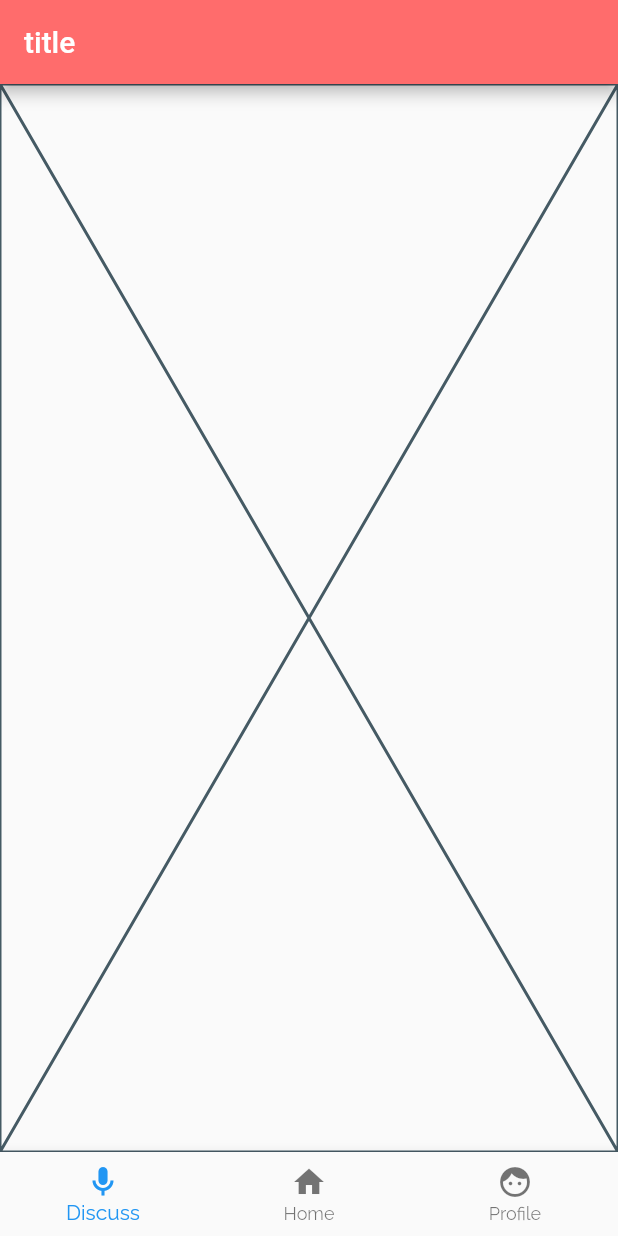
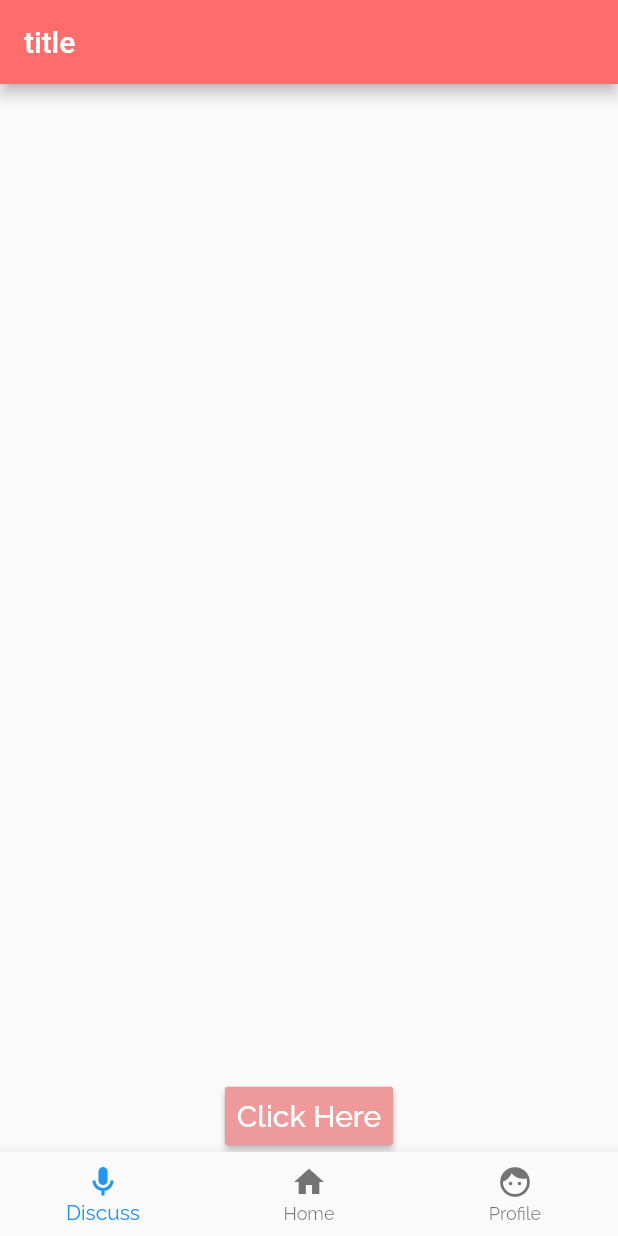
Before and after one commit to psk907/hacktable, a Flutter app: the screen it shows after launch, on a phone screen of 412 x 824 dp. Run offline on Flutter 3.47's test engine with Material 2 defaults, Android fonts, the phone set to English and light mode, and no system bars; our stand-ins replace dio, flutter_svg, get_it, google_fonts.

Commit message:
Button done

```diff
--- a/lib/app.dart
+++ b/lib/app.dart
@@ -1,5 +1,6 @@
 import 'package:flutter/material.dart';
 import 'package:hacktable/components/bottom_nav_bar.dart';
+import 'package:hacktable/pages/discussions/discussions_landing.dart';
 import 'package:hacktable/playground/playground.dart';
 import 'package:hacktable/themeconfig.dart';
 
@@ -47,7 +48,7 @@ class _AppState extends State<App> with SingleTickerProviderStateMixin {
     return TabBarView(
       controller: _tabController,
       physics: NeverScrollableScrollPhysics(),
-      children: [Placeholder(), Placeholder(), Placeholder()],
+      children: [DiscussionsLanding(), Placeholder(), Placeholder()],
     );
   }
 }
--- a/lib/pages/discussions/discussions_landing.dart
+++ b/lib/pages/discussions/discussions_landing.dart
@@ -0,0 +1,37 @@
+import 'package:flutter/material.dart';
+
+class DiscussionsLanding extends StatefulWidget {
+  const DiscussionsLanding({Key key}) : super(key: key);
+
+  @override
+  _DiscussionsLandingState createState() => _DiscussionsLandingState();
+}
+
+class _DiscussionsLandingState extends State<DiscussionsLanding> {
+  @override
+  Widget build(BuildContext context) {
+    var container = Container(
+      child: Center(
+        child: Column(
+          mainAxisAlignment: MainAxisAlignment.end,
+          children: [
+            // ignore: deprecated_member_use
+            RaisedButton(
+              child: Text(
+                "Click Here",
+                style: TextStyle(fontSize: 20),
+              ),
+              color: Colors.red[200],
+              textColor: Colors.white,
+              padding: EdgeInsets.all(8.0),
+              splashColor: Colors.grey,
+              onPressed: () {},
+            )
+          ],
+        ),
+      ),
+      // ignore: dead_code
+    );
+    return container;
+  }
+}
```
Also changed, not shown: pubspec.lock.
